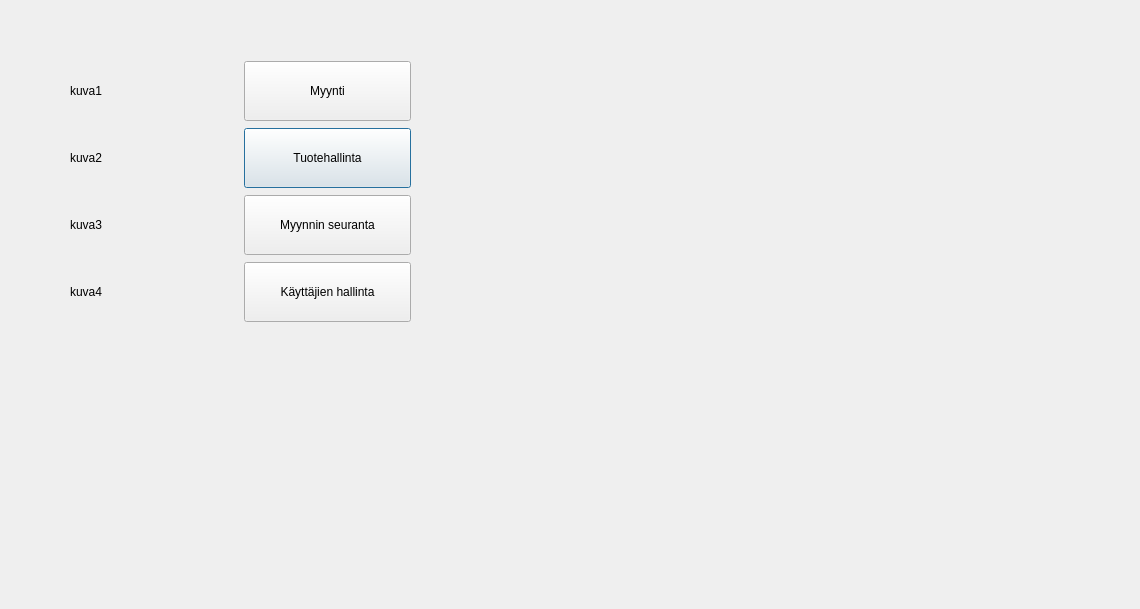
The window that ui/mainmenu/mainmenu.ui (t3vato00/projekti1) describes before a commit, drawn with Qt 5.
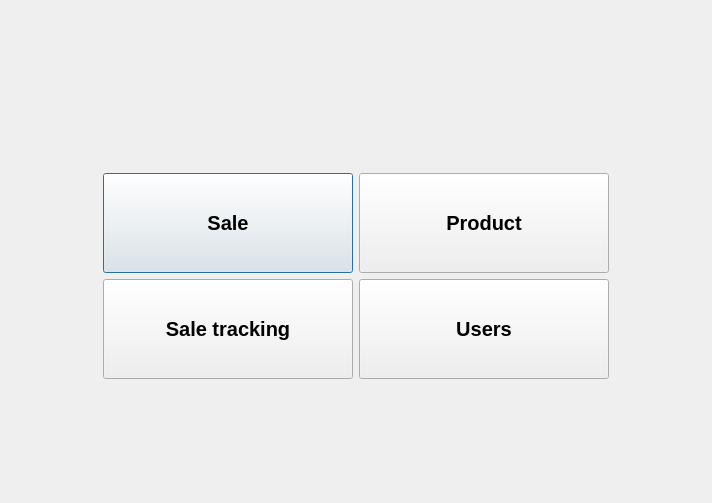
The same window after the commit.

Patch:
```diff
--- a/ui/mainmenu/mainmenu.ui
+++ b/ui/mainmenu/mainmenu.ui
@@ -2,112 +2,178 @@
 <ui version="4.0">
  <class>mainmenu</class>
  <widget class="QDialog" name="mainmenu">
+  <property name="enabled">
+   <bool>true</bool>
+  </property>
   <property name="geometry">
    <rect>
     <x>0</x>
     <y>0</y>
-    <width>1140</width>
-    <height>609</height>
+    <width>712</width>
+    <height>503</height>
    </rect>
   </property>
+  <property name="minimumSize">
+   <size>
+    <width>150</width>
+    <height>50</height>
+   </size>
+  </property>
   <property name="windowTitle">
    <string>Dialog</string>
   </property>
-  <widget class="QWidget" name="">
-   <property name="geometry">
-    <rect>
-     <x>70</x>
-     <y>60</y>
-     <width>341</width>
-     <height>263</height>
-    </rect>
-   </property>
+  <property name="layoutDirection">
+   <enum>Qt::LeftToRight</enum>
+  </property>
+  <property name="autoFillBackground">
+   <bool>false</bool>
+  </property>
+  <property name="modal">
+   <bool>false</bool>
+  </property>
+  <layout class="QGridLayout" name="gridLayout_2">
+   <item row="0" column="0">
    <layout class="QGridLayout" name="gridLayout">
-    <item row="2" column="0">
-     <widget class="QLabel" name="label_kuva3">
-      <property name="text">
-       <string>kuva3</string>
-      </property>
-     </widget>
-    </item>
-    <item row="1" column="0">
-     <widget class="QLabel" name="label_kuva2">
-      <property name="text">
-       <string>kuva2</string>
-      </property>
-     </widget>
-    </item>
-    <item row="1" column="1">
-     <widget class="QPushButton" name="pushButton_product">
-      <property name="minimumSize">
-       <size>
-        <width>25</width>
-        <height>60</height>
-       </size>
-      </property>
-      <property name="text">
-       <string>Tuotehallinta</string>
-      </property>
-     </widget>
-    </item>
     <item row="0" column="0">
-     <widget class="QLabel" name="label_kuva1">
-      <property name="text">
-       <string>kuva1</string>
-      </property>
-     </widget>
-    </item>
-    <item row="0" column="1">
      <widget class="QPushButton" name="pushButton_myynti">
       <property name="enabled">
        <bool>true</bool>
       </property>
+       <property name="sizePolicy">
+        <sizepolicy hsizetype="Minimum" vsizetype="Fixed">
+         <horstretch>0</horstretch>
+         <verstretch>0</verstretch>
+        </sizepolicy>
+       </property>
       <property name="minimumSize">
        <size>
-        <width>25</width>
-        <height>60</height>
-       </size>
-      </property>
+         <width>250</width>
+         <height>100</height>
+        </size>
+       </property>
+       <property name="maximumSize">
+        <size>
+         <width>150</width>
+         <height>50</height>
+        </size>
+       </property>
+       <property name="font">
+        <font>
+         <pointsize>15</pointsize>
+         <weight>75</weight>
+         <italic>false</italic>
+         <bold>true</bold>
+         <strikeout>false</strikeout>
+         <kerning>true</kerning>
+        </font>
+       </property>
       <property name="text">
-       <string>Myynti</string>
-      </property>
-     </widget>
-    </item>
-    <item row="3" column="0">
-     <widget class="QLabel" name="label">
+        <string>Sale</string>
+       </property>
+       <attribute name="buttonGroup">
+        <string notr="true">buttonGroup</string>
+       </attribute>
+      </widget>
+     </item>
+     <item row="0" column="1">
+      <widget class="QPushButton" name="pushButton_product">
+       <property name="minimumSize">
+        <size>
+         <width>250</width>
+         <height>100</height>
+        </size>
+       </property>
+       <property name="maximumSize">
+        <size>
+         <width>150</width>
+         <height>50</height>
+        </size>
+       </property>
+       <property name="font">
+        <font>
+         <pointsize>15</pointsize>
+         <weight>75</weight>
+         <italic>false</italic>
+         <bold>true</bold>
+         <strikeout>false</strikeout>
+         <kerning>true</kerning>
+        </font>
+       </property>
       <property name="text">
-       <string>kuva4</string>
-      </property>
-     </widget>
-    </item>
-    <item row="2" column="1">
+        <string>Product</string>
+       </property>
+       <attribute name="buttonGroup">
+        <string notr="true">buttonGroup</string>
+       </attribute>
+      </widget>
+     </item>
+     <item row="1" column="0">
      <widget class="QPushButton" name="pushButton_salestrack">
       <property name="minimumSize">
        <size>
-        <width>25</width>
-        <height>60</height>
-       </size>
-      </property>
+         <width>250</width>
+         <height>100</height>
+        </size>
+       </property>
+       <property name="maximumSize">
+        <size>
+         <width>150</width>
+         <height>50</height>
+        </size>
+       </property>
+       <property name="font">
+        <font>
+         <pointsize>15</pointsize>
+         <weight>75</weight>
+         <italic>false</italic>
+         <bold>true</bold>
+         <strikeout>false</strikeout>
+         <kerning>true</kerning>
+        </font>
+       </property>
       <property name="text">
-       <string>Myynnin seuranta</string>
-      </property>
-     </widget>
-    </item>
-    <item row="3" column="1">
+        <string>Sale tracking</string>
+       </property>
+       <attribute name="buttonGroup">
+        <string notr="true">buttonGroup</string>
+       </attribute>
+      </widget>
+     </item>
+     <item row="1" column="1">
      <widget class="QPushButton" name="pushButton_kt_hallinta">
       <property name="minimumSize">
        <size>
-        <width>25</width>
-        <height>60</height>
-       </size>
-      </property>
+         <width>250</width>
+         <height>100</height>
+        </size>
+       </property>
+       <property name="maximumSize">
+        <size>
+         <width>160</width>
+         <height>50</height>
+        </size>
+       </property>
+       <property name="font">
+        <font>
+         <pointsize>15</pointsize>
+         <weight>75</weight>
+         <italic>false</italic>
+         <bold>true</bold>
+         <strikeout>false</strikeout>
+         <kerning>true</kerning>
+        </font>
+       </property>
       <property name="text">
-       <string>Käyttäjien hallinta</string>
-      </property>
+        <string>Users</string>
+       </property>
+       <attribute name="buttonGroup">
+        <string notr="true">buttonGroup</string>
+       </attribute>
      </widget>
     </item>
    </layout>
-  </widget>
+   </item>
+  </layout>
  </widget>
  <resources/>
  <connections/>
```
Left out of the diff: 3 changed lines with no effect on the pictures. Lines whose indentation alone changed are shown as unchanged.
